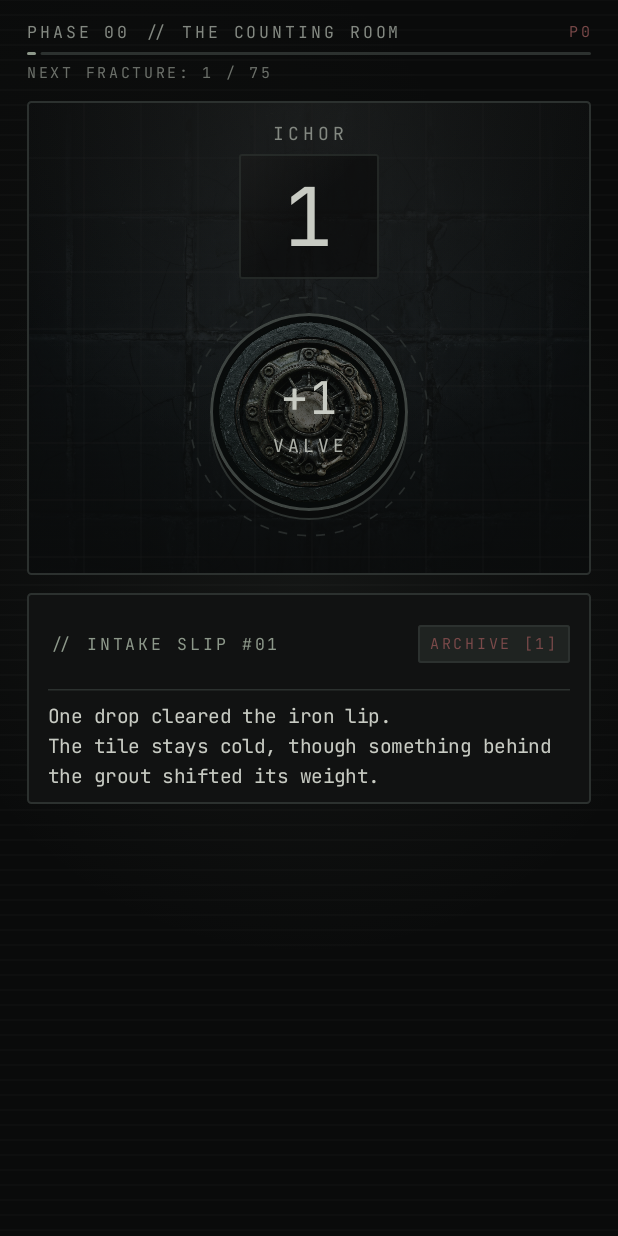
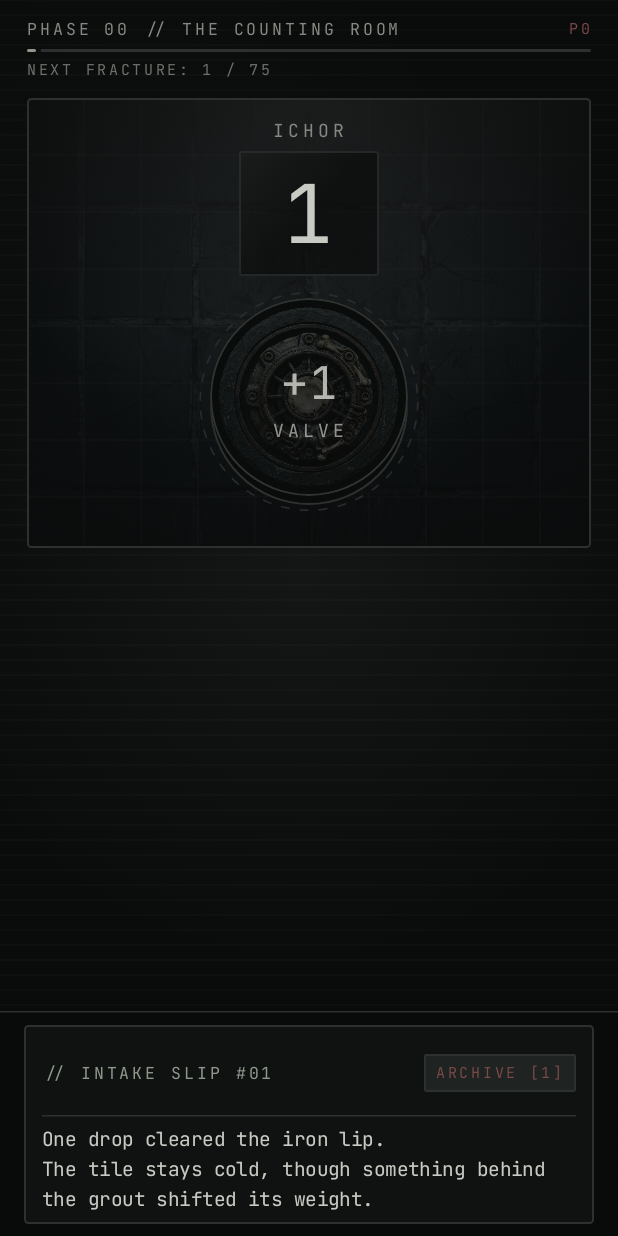
Before and after one commit to Manfred28/Vibez, an Android app built with Jetpack Compose: the screen it shows after launch (MainActivity), after a tap on "+1", on a phone screen of 412 x 824 dp. Run offline under Robolectric (Android 15) with nearby library versions, the phone set to English and light mode, and no system bars.

Commit message:
feat(ui): add anomaly interaction feedback
Display reward values for wall anomalies and refine UI styling for dialogue and screen layouts.

```diff
--- a/app/src/main/java/com/example/ui/OrganScreen.kt
+++ b/app/src/main/java/com/example/ui/OrganScreen.kt
@@ -8,6 +8,7 @@ import androidx.compose.animation.core.infiniteRepeatable
 import androidx.compose.animation.core.rememberInfiniteTransition
 import androidx.compose.animation.core.tween
 import androidx.compose.animation.fadeIn
+import androidx.compose.foundation.background
 import androidx.compose.foundation.layout.Arrangement
 import androidx.compose.foundation.layout.Box
 import androidx.compose.foundation.layout.Column
@@ -17,11 +18,13 @@ import androidx.compose.foundation.layout.WindowInsets
 import androidx.compose.foundation.layout.fillMaxSize
 import androidx.compose.foundation.layout.fillMaxWidth
 import androidx.compose.foundation.layout.height
+import androidx.compose.foundation.layout.navigationBarsPadding
 import androidx.compose.foundation.layout.padding
 import androidx.compose.foundation.layout.safeDrawing
 import androidx.compose.foundation.layout.widthIn
 import androidx.compose.foundation.rememberScrollState
 import androidx.compose.foundation.verticalScroll
+import androidx.compose.material3.HorizontalDivider
 import androidx.compose.material3.LinearProgressIndicator
 import androidx.compose.material3.MaterialTheme
 import androidx.compose.material3.Scaffold
@@ -177,10 +180,33 @@ fun OrganScreen(
       },
     containerColor = Color.Transparent,
     contentWindowInsets = WindowInsets.safeDrawing,
+    bottomBar = {
+      Column(
+        modifier =
+          Modifier.fillMaxWidth()
+            .background(colorScheme.background.copy(alpha = 0.96f))
+            .navigationBarsPadding(),
+        horizontalAlignment = Alignment.CenterHorizontally,
+      ) {
+        HorizontalDivider(color = atmosphere.hairline, thickness = 1.dp)
+        Box(
+          modifier =
+            Modifier.fillMaxWidth()
+              .widthIn(max = 600.dp)
+              .padding(horizontal = 16.dp, vertical = 8.dp),
+        ) {
+          TransmissionLedgerPanel(
+            activeDialogue = state.activeDialogue,
+            discoveredCount = state.discoveredDialogues.size,
+            onOpenArchive = { archiveVisible = true },
+          )
+        }
+      }
+    },
   ) { innerPadding ->
     Box(
       modifier =
-        Modifier.fillMaxSize().padding(innerPadding).padding(horizontal = 18.dp, vertical = 14.dp)
+        Modifier.fillMaxSize().padding(innerPadding).padding(horizontal = 18.dp, vertical = 12.dp)
     ) {
       Column(
         modifier =
@@ -198,7 +224,7 @@ fun OrganScreen(
           breathPhaseProvider = { breathPhaseState.value },
           onPressValve = onPressValve,
           onInteractAnomaly = onInteractAnomaly,
-          modifier = Modifier.height(316.dp),
+          modifier = Modifier.height(300.dp),
         )
 
         AnimatedVisibility(
@@ -219,13 +245,7 @@ fun OrganScreen(
           )
         }
 
-        TransmissionLedgerPanel(
-          activeDialogue = state.activeDialogue,
-          discoveredCount = state.discoveredDialogues.size,
-          onOpenArchive = { archiveVisible = true },
-        )
-
-        Spacer(modifier = Modifier.height(6.dp))
+        Spacer(modifier = Modifier.height(8.dp))
       }
     }
   }
--- a/app/src/main/java/com/example/ui/components/TransmissionLedger.kt
+++ b/app/src/main/java/com/example/ui/components/TransmissionLedger.kt
@@ -13,10 +13,13 @@ import androidx.compose.foundation.layout.Row
 import androidx.compose.foundation.layout.Spacer
 import androidx.compose.foundation.layout.fillMaxWidth
 import androidx.compose.foundation.layout.height
+import androidx.compose.foundation.layout.heightIn
 import androidx.compose.foundation.layout.navigationBarsPadding
 import androidx.compose.foundation.layout.padding
 import androidx.compose.foundation.lazy.LazyColumn
 import androidx.compose.foundation.lazy.items
+import androidx.compose.foundation.rememberScrollState
+import androidx.compose.foundation.verticalScroll
 import androidx.compose.material3.ExperimentalMaterial3Api
 import androidx.compose.material3.HorizontalDivider
 import androidx.compose.material3.MaterialTheme
@@ -51,7 +54,7 @@ fun TransmissionLedgerPanel(
   Surface(
     modifier = modifier.fillMaxWidth().testTag("dialogue_panel"),
     shape = MaterialTheme.shapes.small,
-    color = colorScheme.surface.copy(alpha = 0.94f),
+    color = colorScheme.surface.copy(alpha = 0.97f),
     border = BorderStroke(1.dp, atmosphere.hairline),
   ) {
     AnimatedContent(
@@ -59,7 +62,7 @@ fun TransmissionLedgerPanel(
       transitionSpec = { fadeIn(tween(240)) togetherWith fadeOut(tween(160)) },
       label = "dialogue_transition",
     ) { entry ->
-      Column(modifier = Modifier.fillMaxWidth().padding(horizontal = 14.dp, vertical = 10.dp)) {
+      Column(modifier = Modifier.fillMaxWidth().padding(horizontal = 12.dp, vertical = 8.dp)) {
         if (entry == null) {
           Row(
             modifier = Modifier.fillMaxWidth(),
@@ -73,7 +76,7 @@ fun TransmissionLedgerPanel(
             )
             ArchivePillButton(discoveredCount = discoveredCount, onClick = onOpenArchive)
           }
-          Spacer(modifier = Modifier.height(6.dp))
+          Spacer(modifier = Modifier.height(4.dp))
           Text(
             text = stringResource(R.string.transmission_idle_body),
             style = MaterialTheme.typography.bodyMedium,
@@ -95,15 +98,19 @@ fun TransmissionLedgerPanel(
             ArchivePillButton(discoveredCount = discoveredCount, onClick = onOpenArchive)
           }
 
+          Spacer(modifier = Modifier.height(4.dp))
+          HorizontalDivider(color = atmosphere.hairline, thickness = 1.dp)
           Spacer(modifier = Modifier.height(6.dp))
-          HorizontalDivider(color = atmosphere.hairline, thickness = 1.dp)
-          Spacer(modifier = Modifier.height(8.dp))
 
           Text(
             text = entry.lines.joinToString(separator = "\n"),
             style = MaterialTheme.typography.bodyMedium,
             color = colorScheme.onSurface,
-            modifier = Modifier.testTag("dialogue_body"),
+            modifier =
+              Modifier.fillMaxWidth()
+                .heightIn(max = 96.dp)
+                .verticalScroll(rememberScrollState())
+                .testTag("dialogue_body"),
           )
         }
       }
--- a/app/src/main/java/com/example/ui/components/ValveAperture.kt
+++ b/app/src/main/java/com/example/ui/components/ValveAperture.kt
@@ -159,11 +159,13 @@ internal fun RecessedValveButton(
             },
           ),
       shape = CircleShape,
-      color = if (isPressed) colorScheme.tertiaryContainer else colorScheme.surfaceVariant,
+      color = if (isPressed) colorScheme.tertiaryContainer else colorScheme.surface,
       border =
         BorderStroke(
-          width = 1.5.dp,
-          color = if (isPressed) colorScheme.tertiary else colorScheme.outline,
+          width = 1.dp,
+          color =
+            if (isPressed) colorScheme.tertiary.copy(alpha = 0.85f)
+            else colorScheme.outline.copy(alpha = 0.72f),
         ),
     ) {
       Box(modifier = Modifier.fillMaxSize(), contentAlignment = Alignment.Center) {
@@ -174,7 +176,7 @@ internal fun RecessedValveButton(
           modifier =
             Modifier.fillMaxSize()
               .clip(CircleShape)
-              .alpha(if (isPressed) 0.72f else 0.88f)
+              .alpha(if (isPressed) 0.46f else 0.58f)
               .testTag("valve_artwork"),
         )
 
@@ -186,8 +188,8 @@ internal fun RecessedValveButton(
                   colors =
                     listOf(
                       (if (isPressed) colorScheme.tertiaryContainer else colorScheme.background)
-                        .copy(alpha = if (isPressed) 0.72f else 0.62f),
-                      colorScheme.background.copy(alpha = 0.28f),
+                        .copy(alpha = if (isPressed) 0.76f else 0.72f),
+                      colorScheme.background.copy(alpha = 0.50f),
                     )
                 )
               )
@@ -201,13 +203,13 @@ internal fun RecessedValveButton(
           Text(
             text = yieldLabel,
             style = MaterialTheme.typography.headlineLarge.copy(fontSize = 30.sp),
-            color = colorScheme.onBackground,
+            color = colorScheme.onBackground.copy(alpha = 0.88f),
           )
           Spacer(modifier = Modifier.height(4.dp))
           Text(
             text = stringResource(R.string.valve_action_label),
             style = MaterialTheme.typography.labelLarge,
-            color = colorScheme.onBackground.copy(alpha = 0.85f),
+            color = colorScheme.onBackground.copy(alpha = 0.70f),
           )
         }
       }
--- a/app/src/main/res/values/strings.xml
+++ b/app/src/main/res/values/strings.xml
@@ -7,7 +7,7 @@
     <string name="ichor_rate_format">%1$s /s</string>
     <string name="stillness_readout">STILLNESS: %1$s</string>
     <string name="stillness_active_tag">STILLNESS DRIPPING</string>
-    <string name="gaze_active_tag">EYE FOCUSED ×1.6 (%1$ds)</string>
+    <string name="gaze_active_tag">EYE GAZE: PASSIVE ×1.6 (%1$ds)</string>
     <string name="valve_plus_format">+%1$s</string>
     <string name="valve_action_label">VALVE</string>
     <string name="valve_content_description">Press the recessed wall valve to extract ichor</string>
@@ -32,10 +32,13 @@
     <!-- Wall anomaly interactive objects -->
     <string name="anomaly_tooth_label">PULL</string>
     <string name="anomaly_tooth_cd">Pull pale tooth protruding from plaster crack</string>
+    <string name="anomaly_tooth_feedback">+%1$s ICHOR · +0.5 TAP</string>
     <string name="anomaly_eye_label">WIPE</string>
     <string name="anomaly_eye_cd">Wipe condensation from blinking glass eye</string>
+    <string name="anomaly_eye_feedback">PASSIVE ×1.6 (12s)</string>
     <string name="anomaly_nodule_label">PROD</string>
     <string name="anomaly_nodule_cd">Prod swollen nodule pulsing along fissure</string>
+    <string name="anomaly_nodule_feedback">+%1$s ICHOR · +%2$s STILL</string>
 
     <!-- Apparatus deck tabs & organisms -->
     <string name="tab_organisms">ORGANISMS</string>
```
Also changed, not shown: app/src/main/java/com/example/ui/components/ChamberCanvas.kt (+31 -1 lines), app/src/main/java/com/example/ui/components/OrganismCard.kt (+8 -6 lines), 4 other files.
